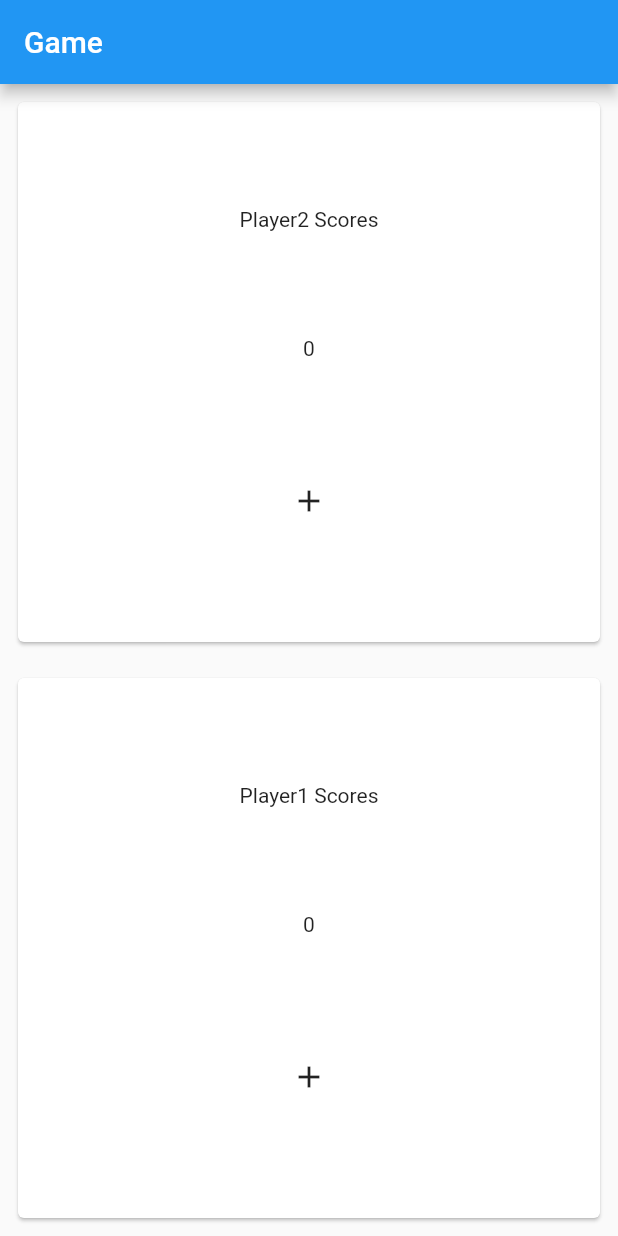
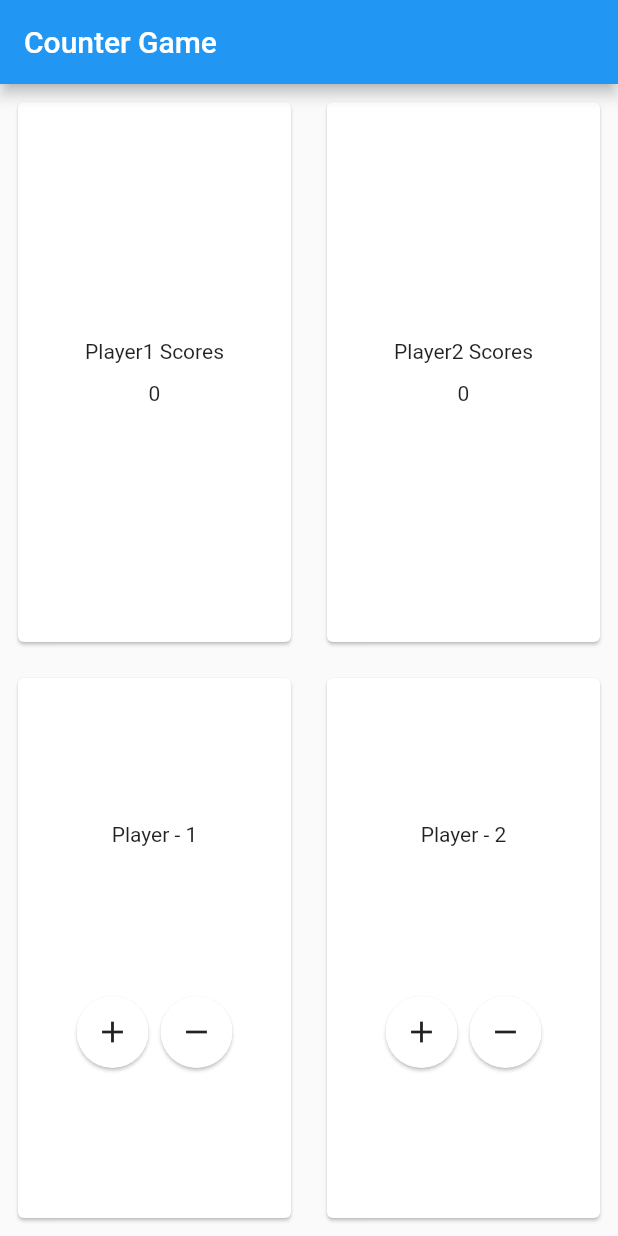
Before and after one commit to Abubakarshaikh/Learning-FLutter-Through-Topics, a Flutter app: the screen it shows after launch, on a phone screen of 412 x 824 dp. Run offline on Flutter 3.47's test engine with Material 2 defaults, Android fonts, the light colour scheme and no system bars; our stand-ins replace flutter_riverpod, go_router, url_strategy.

Commit message:
added new code

```diff
--- a/simple_state_management/lib/main.dart
+++ b/simple_state_management/lib/main.dart
@@ -1,8 +1,7 @@
 import 'package:flutter/material.dart';
 
-//: Lifting state up
 void main() {
-  runApp(const MyApp());
+  runApp(MyApp());
 }
 
 class MyApp extends StatelessWidget {
@@ -22,68 +21,121 @@ class HomeScreen extends StatelessWidget {
   @override
   Widget build(BuildContext context) {
     return Scaffold(
-      appBar: AppBar(title: const Text("Game")),
+      appBar: AppBar(title: const Text("Counter Game")),
       body: Column(
-        crossAxisAlignment: CrossAxisAlignment.stretch,
-        children: [
-          // Player:  (1)
-          Player1(),
-          // Player:  (2)
-          Player2(),
+        mainAxisAlignment: MainAxisAlignment.center,
+        children: const [
+          PlayersScoreCard(),
+          PlayersCounterButtons(),
         ],
       ),
     );
   }
 }
 
-class Player1 extends StatelessWidget {
-  const Player1({super.key});
+class PlayersScoreCard extends StatelessWidget {
+  const PlayersScoreCard({super.key});
 
   @override
   Widget build(BuildContext context) {
     return Expanded(
+      child: Row(
+        mainAxisAlignment: MainAxisAlignment.center,
+        crossAxisAlignment: CrossAxisAlignment.stretch,
+        children: [
+          Expanded(
+            child: Card(
+              margin: EdgeInsets.all(12),
+              child: Column(
+                mainAxisAlignment: MainAxisAlignment.center,
+                children: [
+                  const Text("Player1 Scores"),
+                  const SizedBox(height: 12),
+                  Text("0", textAlign: TextAlign.center),
+                ],
+              ),
+            ),
+          ),
+          Expanded(
+            child: Card(
+              margin: EdgeInsets.all(12),
+              child: Column(
+                mainAxisAlignment: MainAxisAlignment.center,
+                children: [
+                  const Text("Player2 Scores"),
+                  const SizedBox(height: 12),
+                  Text("0", textAlign: TextAlign.center),
+                ],
+              ),
+            ),
+          ),
+        ],
+      ),
+    );
+  }
+}
+
+class PlayersCounterButtons extends StatelessWidget {
+  const PlayersCounterButtons({super.key});
+
+  @override
+  Widget build(BuildContext context) {
+    return Expanded(
+      child: Row(
+        mainAxisAlignment: MainAxisAlignment.center,
+        crossAxisAlignment: CrossAxisAlignment.stretch,
+        children: [
+          Expanded(
             child: Card(
               margin: const EdgeInsets.all(12),
               child: Column(
                 mainAxisAlignment: MainAxisAlignment.spaceEvenly,
                 children: [
-            const Text("Player2 Scores"),
-            const Text("0"),
-            IconButton(
+                  const Text("Player - 1"),
+                  Row(
+                    mainAxisAlignment: MainAxisAlignment.center,
+                    children: [
+                      Card(
+                          shape: const CircleBorder(),
+                          child: IconButton(
+                              onPressed: () {}, icon: const Icon(Icons.add))),
+                      Card(
+                          shape: const CircleBorder(),
+                          child: IconButton(
                               onPressed: () {},
-              icon: const Icon(Icons.add),
-            )
+                              icon: const Icon(Icons.remove))),
+                    ],
+                  ),
                 ],
               ),
             ),
-    );
-  }
-}
-
-class Player2 extends StatelessWidget {
-  const Player2({super.key});
-
-  @override
-  Widget build(BuildContext context) {
-    return Expanded(
+          ),
+          Expanded(
             child: Card(
               margin: const EdgeInsets.all(12),
               child: Column(
                 mainAxisAlignment: MainAxisAlignment.spaceEvenly,
                 children: [
-            const Text("Player1 Scores"),
-            const Text("0"),
-            IconButton(
-              onPressed: () {},
-              icon: const Icon(Icons.add),
-            )
+                  const Text("Player - 2"),
+                  Row(
+                    mainAxisAlignment: MainAxisAlignment.center,
+                    children: [
+                      Card(
+                          shape: const CircleBorder(),
+                          child: IconButton(
+                              onPressed: () {}, icon: Icon(Icons.add))),
+                      Card(
+                          shape: const CircleBorder(),
+                          child: IconButton(
+                              onPressed: () {}, icon: Icon(Icons.remove))),
                     ],
                   ),
+                ],
+              ),
+            ),
+          ),
+        ],
       ),
     );
   }
 }
-
-
-//: callback
-// void main() {}
```
Lines whose indentation alone changed are shown as unchanged.
